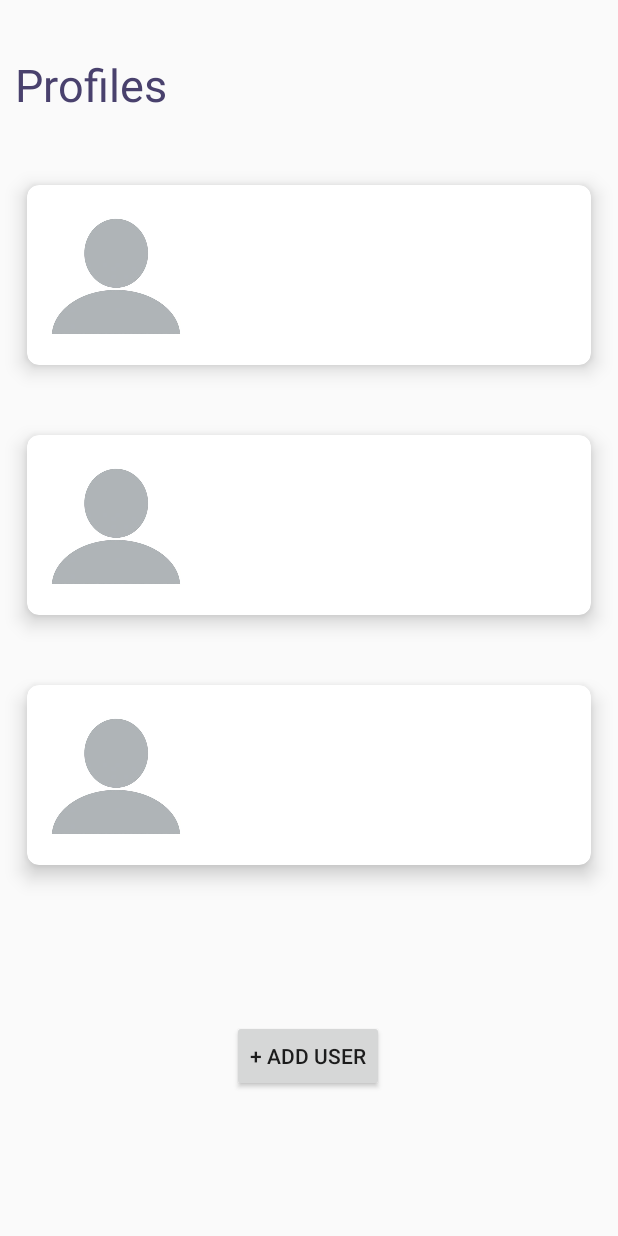
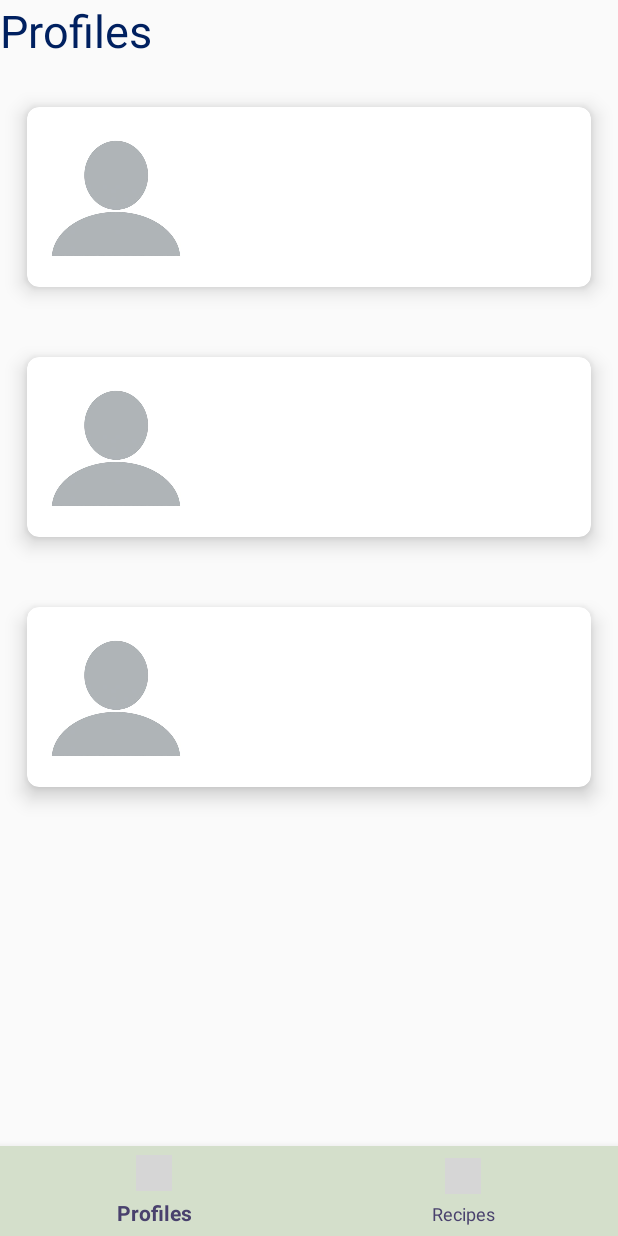
Before and after one commit to SAVAFG/RecipeApp, an Android app: the ProfileActivity screen opened directly, with no data from a screen before it, on a phone screen of 412 x 824 dp. Run offline under Robolectric (Android 15) with nearby library versions, the phone set to English and light mode, and no system bars; our stand-ins replace Firebase (no records; nobody signed in at launch, a user with empty details on screens opened directly); Roboto replaces fonts that are not available here; 2 statements that could not run were skipped; grey boxes are pictures that could not be loaded.

Commit message:
5/14/22 commit and push

```diff
--- a/app/src/main/res/layout/activity_main.xml
+++ b/app/src/main/res/layout/activity_main.xml
@@ -29,7 +29,7 @@
         android:layout_height="75dp"
         app:layout_constraintBottom_toBottomOf="parent"
         app:layout_constraintEnd_toEndOf="parent"
-        app:layout_constraintHorizontal_bias="0.5"
+        app:layout_constraintHorizontal_bias="0"
         app:layout_constraintStart_toStartOf="parent"
         app:menu="@menu/bottom_nav_menu"/>
 </androidx.constraintlayout.widget.ConstraintLayout>
--- a/app/src/main/res/layout/activity_profiles.xml
+++ b/app/src/main/res/layout/activity_profiles.xml
@@ -9,15 +9,11 @@
         android:id="@+id/profileHeader"
         android:layout_width="match_parent"
         android:layout_height="wrap_content"
-        android:layout_marginTop="36dp"
         android:fontFamily="@font/amiko"
-        android:paddingStart="10dp"
-        android:paddingEnd="10dp"
         android:text="@string/profile_header"
-        android:textColor="@color/secondary"
+        android:textColor="@color/navyblue"
         android:textSize="30sp"
         app:layout_constraintEnd_toEndOf="@+id/userLayoutRecycler"
-        app:layout_constraintHorizontal_bias="0.0"
         app:layout_constraintStart_toStartOf="@+id/userLayoutRecycler"
         app:layout_constraintTop_toTopOf="parent" />
 
@@ -25,18 +21,25 @@
         android:id="@+id/userLayoutRecycler"
         android:layout_width="match_parent"
         android:layout_height="0dp"
-        android:layout_marginTop="100dp"
+        android:layout_marginTop="48dp"
         app:layout_constraintTop_toTopOf="parent"
         tools:layout_editor_absoluteX="0dp" />
 
-    <Button
-        android:id="@+id/button2"
-        android:layout_width="wrap_content"
-        android:layout_height="wrap_content"
-        android:layout_marginBottom="96dp"
-        android:text="+ Add User"
+    <com.google.android.material.bottomnavigation.BottomNavigationView
+        android:id="@+id/bottom_navigation"
+        android:layout_width="match_parent"
+        android:layout_height="60dp"
+        android:layout_alignParentBottom="true"
+        android:layout_marginStart="0dp"
+        android:layout_marginEnd="0dp"
+        app:itemBackground="@color/primary"
+        app:itemIconTint="@color/navyblue"
+        app:itemTextColor="@color/secondary"
         app:layout_constraintBottom_toBottomOf="parent"
         app:layout_constraintEnd_toEndOf="parent"
-        app:layout_constraintHorizontal_bias="0.498"
-        app:layout_constraintStart_toStartOf="parent" />
+        app:layout_constraintStart_toStartOf="parent"
+        app:layout_constraintTop_toBottomOf="@+id/profileHeader"
+        app:layout_constraintVertical_bias="1.0"
+        app:menu="@menu/bottom_nav_menu" />
+
 </androidx.constraintlayout.widget.ConstraintLayout>
--- a/app/src/main/res/layout/savedrecipes.xml
+++ b/app/src/main/res/layout/savedrecipes.xml
@@ -23,9 +23,9 @@
         android:layout_width="match_parent"
         android:layout_height="60dp"
         android:layout_alignParentBottom="true"
-        app:itemBackground="@color/teal_700"
-        app:itemIconTint="@drawable/selector"
-        app:itemTextColor="@drawable/selector"
+        app:itemBackground="@color/primary"
+        app:itemIconTint="@color/navyblue"
+        app:itemTextColor="@color/secondary"
         app:menu="@menu/bottom_nav_menu" />
 
 </RelativeLayout>
--- /dev/null
+++ b/app/src/main/res/values/dimens.xml
@@ -0,0 +1,5 @@
+<?xml version="1.0" encoding="utf-8"?>
+<resources xmlns:tools="http://schemas.android.com/tools">
+<dimen name="design_bottom_navigation_item_max_width" tools:override="true">600dp</dimen>
+<dimen name="design_bottom_navigation_active_item_max_width" tools:override="true">600dp</dimen>
+</resources>
```
